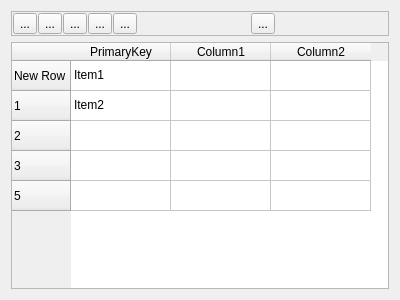
gestiweb/llampex-mini, file projects/erp/billing/warehouse/warehouse/master/forms/mastercopyprint.ui: the form before one commit.
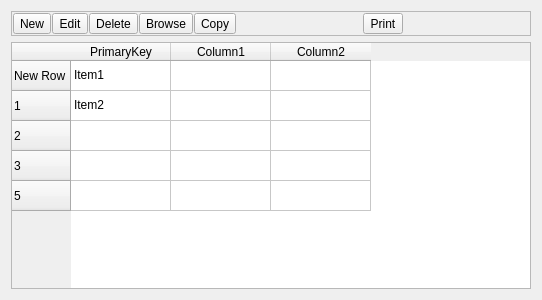
The form after the commit. Icons and pictures are not drawn.

What changed in the file:
```diff
--- a/projects/erp/billing/warehouse/warehouse/master/forms/mastercopyprint.ui
+++ b/projects/erp/billing/warehouse/warehouse/master/forms/mastercopyprint.ui
@@ -6,7 +6,7 @@
    <rect>
     <x>0</x>
     <y>0</y>
-    <width>400</width>
+    <width>542</width>
     <height>300</height>
    </rect>
   </property>
@@ -35,12 +35,15 @@
          <enum>Qt::NoFocus</enum>
         </property>
         <property name="text">
-         <string>...</string>
+         <string>New</string>
         </property>
         <property name="icon">
          <iconset>
           <normaloff>icons/new.png</normaloff>icons/new.png</iconset>
         </property>
+        <property name="toolButtonStyle">
+         <enum>Qt::ToolButtonTextBesideIcon</enum>
+        </property>
        </widget>
       </item>
       <item>
@@ -49,12 +52,15 @@
          <enum>Qt::NoFocus</enum>
         </property>
         <property name="text">
-         <string>...</string>
+         <string>Edit</string>
         </property>
         <property name="icon">
          <iconset>
           <normaloff>icons/edit.png</normaloff>icons/edit.png</iconset>
         </property>
+        <property name="toolButtonStyle">
+         <enum>Qt::ToolButtonTextBesideIcon</enum>
+        </property>
        </widget>
       </item>
       <item>
@@ -63,12 +69,15 @@
          <enum>Qt::NoFocus</enum>
         </property>
         <property name="text">
-         <string>...</string>
+         <string>Delete</string>
         </property>
         <property name="icon">
          <iconset>
           <normaloff>icons/delete.png</normaloff>icons/delete.png</iconset>
         </property>
+        <property name="toolButtonStyle">
+         <enum>Qt::ToolButtonTextBesideIcon</enum>
+        </property>
        </widget>
       </item>
       <item>
@@ -77,12 +86,15 @@
          <enum>Qt::NoFocus</enum>
         </property>
         <property name="text">
-         <string>...</string>
+         <string>Browse</string>
         </property>
         <property name="icon">
          <iconset>
           <normaloff>icons/browse.png</normaloff>icons/browse.png</iconset>
         </property>
+        <property name="toolButtonStyle">
+         <enum>Qt::ToolButtonTextBesideIcon</enum>
+        </property>
        </widget>
       </item>
       <item>
@@ -91,12 +103,15 @@
          <enum>Qt::NoFocus</enum>
         </property>
         <property name="text">
-         <string>...</string>
+         <string>Copy</string>
         </property>
         <property name="icon">
          <iconset>
           <normaloff>icons/copy.png</normaloff>icons/copy.png</iconset>
         </property>
+        <property name="toolButtonStyle">
+         <enum>Qt::ToolButtonTextBesideIcon</enum>
+        </property>
        </widget>
       </item>
       <item>
@@ -118,12 +133,15 @@
          <enum>Qt::NoFocus</enum>
         </property>
         <property name="text">
-         <string>...</string>
+         <string>Print</string>
         </property>
         <property name="icon">
          <iconset>
           <normaloff>icons/print.png</normaloff>icons/print.png</iconset>
         </property>
+        <property name="toolButtonStyle">
+         <enum>Qt::ToolButtonTextBesideIcon</enum>
+        </property>
        </widget>
       </item>
       <item>
```
Left out of the diff: 23 changed lines with no effect on the pictures.
